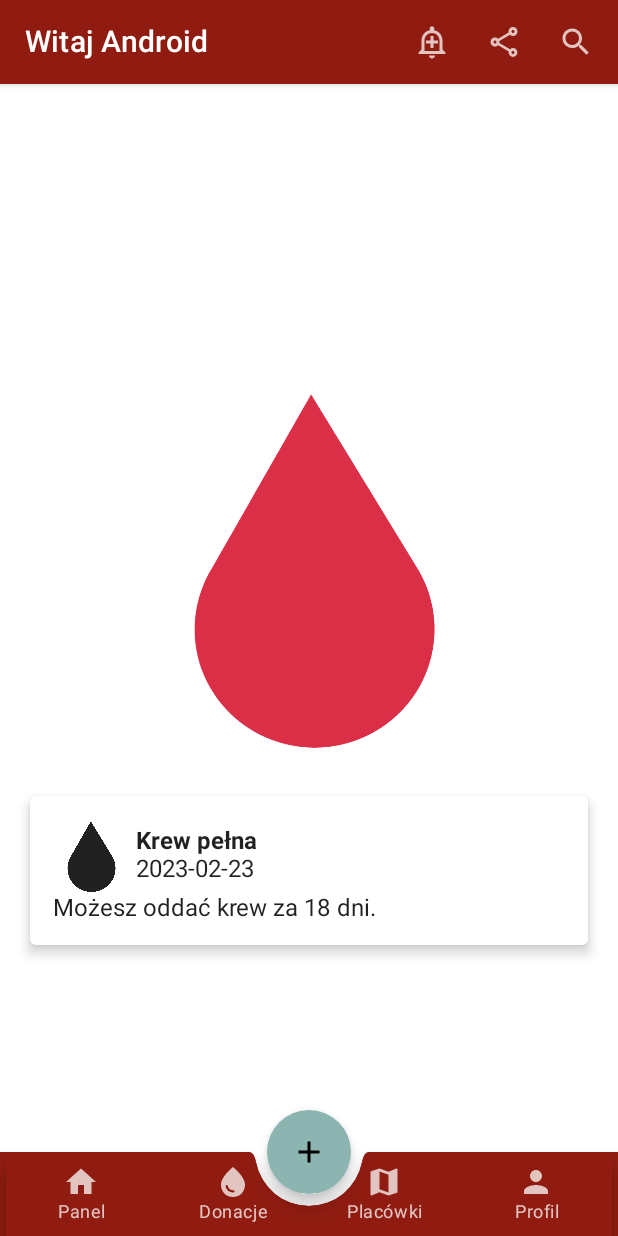
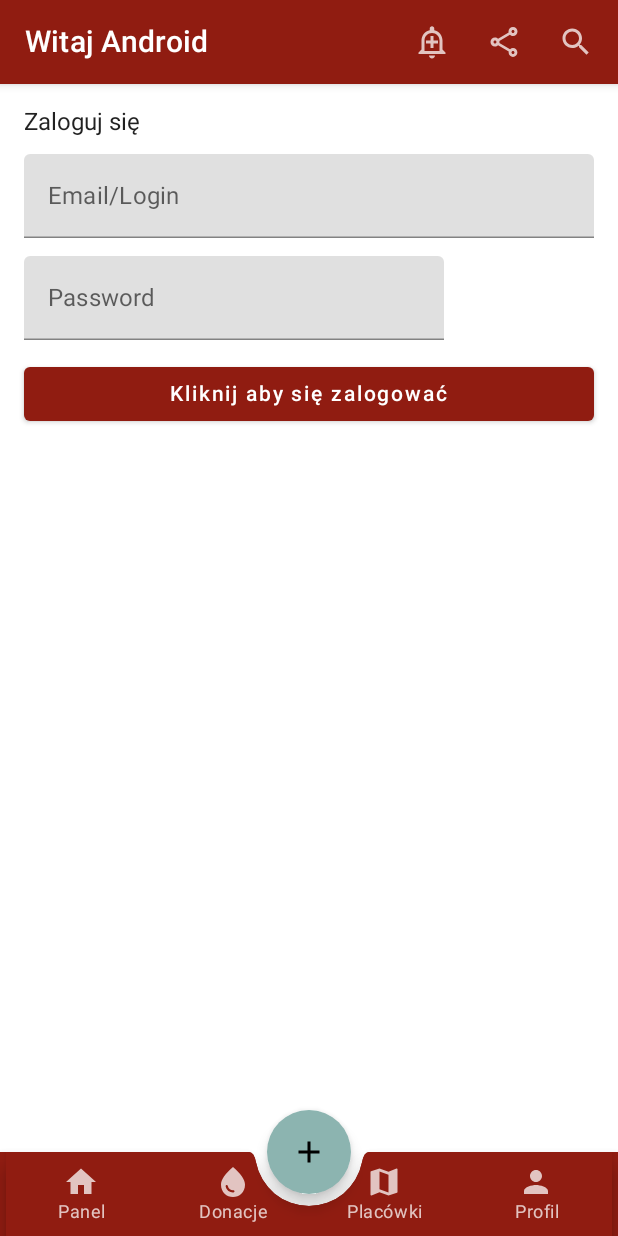
Before and after one commit to goodwill-ninjas/android, an Android app built with Jetpack Compose: the screen it shows after launch (MainActivity), on a phone screen of 412 x 824 dp. Run offline under Robolectric (Android 15) with nearby library versions, the phone set to English and light mode, and no system bars.

Commit message:
Add login page

```diff
--- /dev/null
+++ b/app/src/main/java/pl/edu/pjatk/goodwill_ninjas/blooddonor_android/components/login/SignInScreen.kt
@@ -0,0 +1,66 @@
+package pl.edu.pjatk.goodwill_ninjas.blooddonor_android.components.login
+
+import android.icu.text.CaseMap.Title
+import androidx.compose.foundation.layout.Arrangement
+import androidx.compose.foundation.layout.Column
+import androidx.compose.foundation.layout.fillMaxWidth
+import androidx.compose.foundation.layout.padding
+import androidx.compose.material.Button
+import androidx.compose.material.Text
+import androidx.compose.material.TextField
+import androidx.compose.runtime.Composable
+import androidx.compose.runtime.remember
+import androidx.compose.ui.text.input.TextFieldValue
+import androidx.compose.runtime.*
+import androidx.compose.ui.Modifier
+import androidx.compose.ui.tooling.preview.Preview
+import androidx.compose.ui.unit.dp
+@Preview
+@Composable
+fun SignInScreen(){
+    Column(
+        modifier = Modifier
+            .fillMaxWidth(
+            )
+            .padding(16.dp),
+        verticalArrangement = Arrangement.spacedBy(12.dp)
+    ) {
+        Title()
+        Email()
+        Password()
+        SignInButton()
+    }
+}
+@Composable
+fun SignInButton(){
+
+    Button(onClick = { /*TODO*/ },
+    modifier=Modifier.fillMaxWidth(),
+        ) {
+        Text(text = "Kliknij aby się zalogować")
+    }
+}
+@Composable
+fun Password(){
+    val passwordState = remember {
+        mutableStateOf(TextFieldValue())
+    }
+    TextField(value = passwordState.value, onValueChange = {passwordState.value = it},
+        label = { Text(text = "Password")})
+}
+@Composable
+fun Email(){
+    var emailState = remember {
+        mutableStateOf(TextFieldValue())
+    }
+    TextField(
+        modifier = Modifier.fillMaxWidth(),
+        value = emailState.value, onValueChange = {emailState.value = it} ,
+            label = { Text(text = "Email/Login")}
+        )
+}
+
+@Composable
+fun Title(){
+    Text(text = "Zaloguj się")
+}
--- a/app/src/main/java/pl/edu/pjatk/goodwill_ninjas/blooddonor_android/navigation/Screen.kt
+++ b/app/src/main/java/pl/edu/pjatk/goodwill_ninjas/blooddonor_android/navigation/Screen.kt
@@ -3,4 +3,5 @@ package pl.edu.pjatk.goodwill_ninjas.blooddonor_android.navigation
 sealed class Screen (val route: String) {
     object MainPage : Screen(Routes.SELF)
     object Journal : Screen(Routes.JOURNAL)
+    object Login: Screen(Routes.LOGIN)
 }
--- a/app/src/main/java/pl/edu/pjatk/goodwill_ninjas/blooddonor_android/navigation/navigation.kt
+++ b/app/src/main/java/pl/edu/pjatk/goodwill_ninjas/blooddonor_android/navigation/navigation.kt
@@ -16,6 +16,7 @@ import androidx.navigation.compose.rememberNavController
 import pl.edu.pjatk.goodwill_ninjas.blooddonor_android.components.MyBottomBar
 import pl.edu.pjatk.goodwill_ninjas.blooddonor_android.components.MytopBar
 import pl.edu.pjatk.goodwill_ninjas.blooddonor_android.components.donation.Donation
+import pl.edu.pjatk.goodwill_ninjas.blooddonor_android.components.login.SignInScreen
 import java.time.LocalDateTime
 import pl.edu.pjatk.goodwill_ninjas.blooddonor_android.pages.mainPage.MainPage
 import pl.edu.pjatk.goodwill_ninjas.blooddonor_android.components.nextDonation.NextDonation
@@ -25,6 +26,7 @@ import pl.edu.pjatk.goodwill_ninjas.blooddonor_android.utils.DonationType
 object Routes {
     const val SELF = "Main"
     const val JOURNAL = "Journal"
+    const val LOGIN = "Login"
 }
 
 @SuppressLint("UnusedMaterialScaffoldPaddingParameter")
@@ -60,9 +62,9 @@ fun Navigation() {
         isFloatingActionButtonDocked = true,
         floatingActionButtonPosition = FabPosition.Center
     ) {
-        NavHost(navController = navController, startDestination = Routes.SELF) {
-            composable(route = Routes.SELF) {
-                MainPage(name = name)
+        NavHost(navController = navController, startDestination = Routes.LOGIN) {
+            composable(route = Routes.LOGIN) {
+                SignInScreen()
             }
             composable(route = Routes.JOURNAL) {
                 DonationJournal(name, donations)
--- a/build.gradle
+++ b/build.gradle
@@ -5,7 +5,7 @@ buildscript {
     }
 }// Top-level build file where you can add configuration options common to all sub-projects/modules.
 plugins {
-    id 'com.android.application' version '7.4.1' apply false
-    id 'com.android.library' version '7.4.1' apply false
+    id 'com.android.application' version '7.4.2' apply false
+    id 'com.android.library' version '7.4.2' apply false
     id 'org.jetbrains.kotlin.android' version '1.7.0' apply false
 }
```
